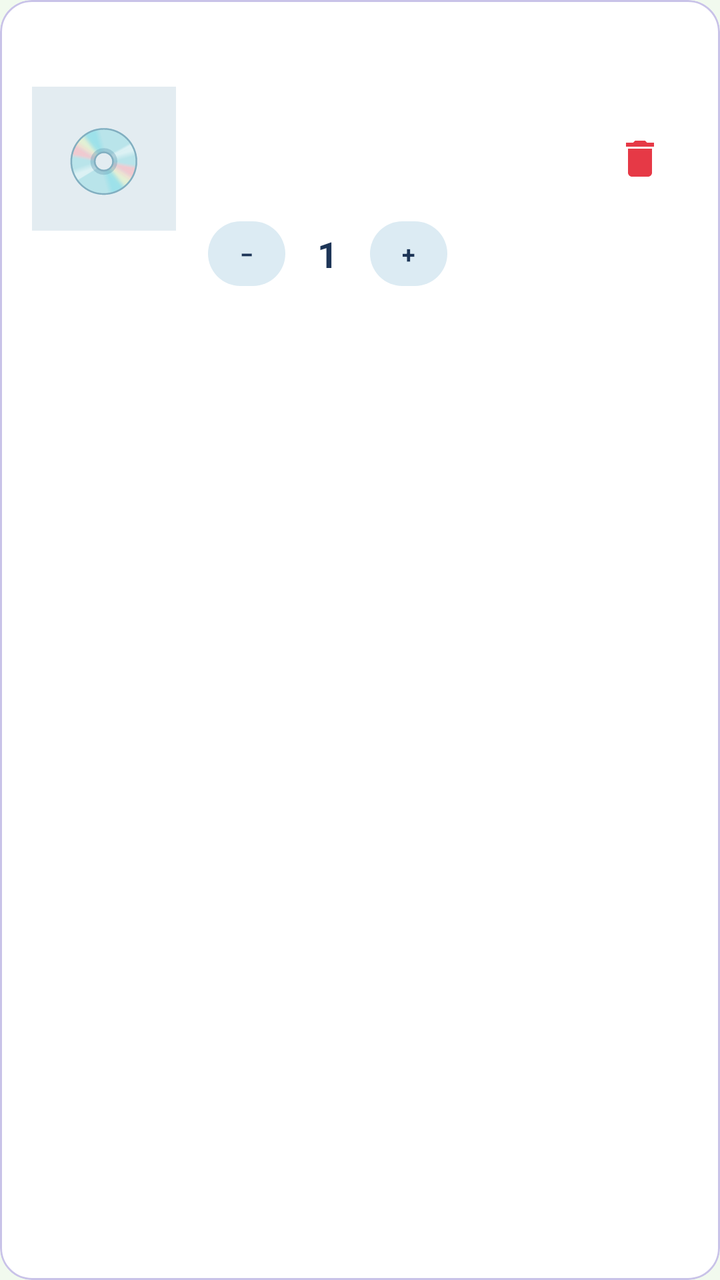
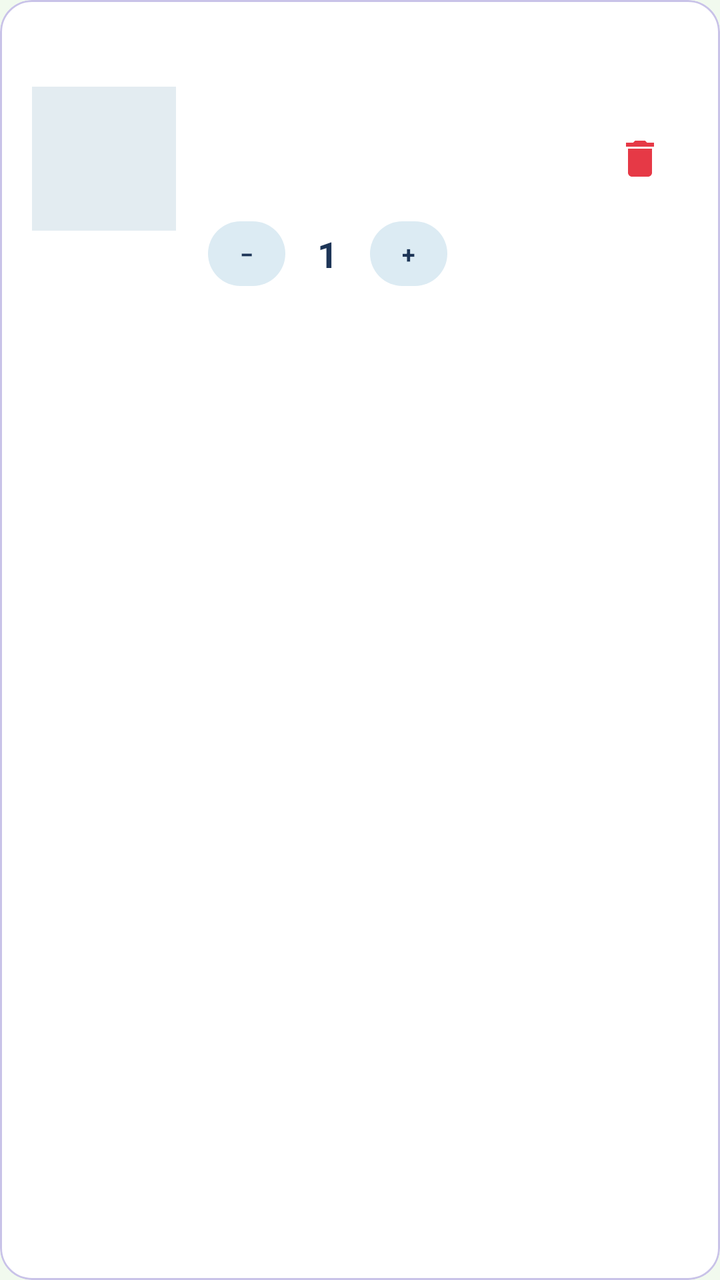

An Android layout rendered at two revisions. The XML below is the earlier revision; the diff shows what the commit changed to produce the second picture.
<!-- AndroidManifest.xml: application theme Theme.VinylCDVault -->
<!-- res/layout/item_cart.xml -->
<?xml version="1.0" encoding="utf-8"?>
<com.google.android.material.card.MaterialCardView
    xmlns:android="http://schemas.android.com/apk/res/android"
    xmlns:app="http://schemas.android.com/apk/res-auto"
    style="@style/Widget.Material3.CardView.Outlined"
    android:layout_width="match_parent"
    android:layout_height="wrap_content"
    android:layout_marginBottom="@dimen/spacing_small"
    app:cardBackgroundColor="@color/card_bg"
    app:cardCornerRadius="@dimen/corner_radius"
    app:strokeColor="@color/input_stroke">

    <LinearLayout
        android:layout_width="match_parent"
        android:layout_height="wrap_content"
        android:gravity="center_vertical"
        android:orientation="horizontal"
        android:padding="@dimen/spacing_medium">

        <TextView
            android:layout_width="72dp"
            android:layout_height="72dp"
            android:background="@drawable/bg_cover"
            android:gravity="center"
            android:text="💿"
            android:textSize="32sp" />

        <LinearLayout
            android:layout_width="0dp"
            android:layout_height="wrap_content"
            android:layout_marginStart="@dimen/spacing_medium"
            android:layout_weight="1"
            android:orientation="vertical">

            <TextView
                android:id="@+id/tvTitle"
                style="@style/App.Text.Subtitle"
                android:layout_width="match_parent"
                android:layout_height="wrap_content"
                android:ellipsize="end"
                android:maxLines="1" />

            <TextView
                android:id="@+id/tvArtist"
                style="@style/App.Text.Body"
                android:layout_width="match_parent"
                android:layout_height="wrap_content" />

            <TextView
                android:id="@+id/tvFormat"
                style="@style/App.Text.Small"
                android:layout_width="wrap_content"
                android:layout_height="wrap_content" />

            <TextView
                android:id="@+id/tvPrice"
                style="@style/App.Text.Price"
                android:layout_width="wrap_content"
                android:layout_height="wrap_content" />

            <LinearLayout
                android:layout_width="wrap_content"
                android:layout_height="wrap_content"
                android:layout_marginTop="@dimen/spacing_small"
                android:gravity="center_vertical"
                android:orientation="horizontal">

                <TextView
                    style="@style/App.Chip"
                    android:layout_width="wrap_content"
                    android:layout_height="wrap_content"
                    android:text="−" />

                <TextView
                    style="@style/App.Text.Subtitle"
                    android:layout_width="wrap_content"
                    android:layout_height="wrap_content"
                    android:layout_marginStart="@dimen/spacing_medium"
                    android:layout_marginEnd="@dimen/spacing_medium"
                    android:text="1" />

                <TextView
                    style="@style/App.Chip"
                    android:layout_width="wrap_content"
                    android:layout_height="wrap_content"
                    android:text="+" />
            </LinearLayout>
        </LinearLayout>

        <ImageView
            android:layout_width="@dimen/icon_button"
            android:layout_height="@dimen/icon_button"
            android:background="?attr/selectableItemBackgroundBorderless"
            android:contentDescription="@string/nav_cart"
            android:padding="12dp"
            android:src="@drawable/ic_delete"
            app:tint="@color/accent" />
    </LinearLayout>
</com.google.android.material.card.MaterialCardView>
<!-- resources referenced by this layout -->
<resources>
  <color name="accent">#E63946</color>
  <color name="card_bg" type="color">#FFFFFF</color>
  <color name="input_stroke" type="color">#C9C3E8</color>
  <dimen name="corner_radius">16dp</dimen>
  <dimen name="icon_button">48dp</dimen>
  <dimen name="spacing_medium">16dp</dimen>
  <dimen name="spacing_small">8dp</dimen>
  <!-- drawable bg_cover (drawable) -->
  <?xml version="1.0" encoding="utf-8"?>
  <shape xmlns:android="http://schemas.android.com/apk/res/android" android:shape="rectangle">
      <solid android:color="@color/surface_muted" />
  </shape>
  <!-- drawable ic_delete (drawable) -->
  <vector xmlns:android="http://schemas.android.com/apk/res/android" android:height="24dp" android:tint="#000000" android:viewportHeight="24" android:viewportWidth="24" android:width="24dp">
        
      <path android:fillColor="@android:color/white" android:pathData="M6,19c0,1.1 0.9,2 2,2h8c1.1,0 2,-0.9 2,-2V7H6v12zM19,4h-3.5l-1,-1h-5l-1,1H5v2h14V4z"/>
      
  </vector>
  <string name="nav_cart">Carrito</string>
  <style name="App.Chip">
          <item name="android:background">@drawable/bg_chip</item>
          <item name="android:paddingStart">@dimen/spacing_medium</item>
          <item name="android:paddingEnd">@dimen/spacing_medium</item>
          <item name="android:paddingTop">@dimen/spacing_small</item>
          <item name="android:paddingBottom">@dimen/spacing_small</item>
          <item name="android:textColor">@color/text_dark</item>
          <item name="android:textSize">@dimen/text_small</item>
          <item name="android:textStyle">bold</item>
      </style>
  <style name="App.Text.Body">
          <item name="android:textSize">@dimen/text_body</item>
          <item name="android:textColor">@color/text_secondary</item>
      </style>
  <style name="App.Text.Price">
          <item name="android:textSize">@dimen/text_subtitle</item>
          <item name="android:textColor">@color/accent_dark</item>
          <item name="android:textStyle">bold</item>
      </style>
  <style name="App.Text.Small">
          <item name="android:textSize">@dimen/text_small</item>
          <item name="android:textColor">@color/text_secondary</item>
      </style>
  <style name="App.Text.Subtitle">
          <item name="android:textSize">@dimen/text_subtitle</item>
          <item name="android:textColor">@color/text_dark</item>
          <item name="android:textStyle">bold</item>
      </style>
  <style name="Theme.VinylCDVault" parent="Theme.Material3.Light.NoActionBar">
          <item name="colorPrimary">@color/primary</item>
          <item name="colorOnPrimary">@color/white</item>
          <item name="colorSecondary">@color/accent</item>
          <item name="colorSecondaryContainer">@color/chip_bg</item>
          <item name="colorOnSecondaryContainer">@color/primary</item>
          <item name="colorOnSurfaceVariant">@color/text_secondary</item>
          <item name="android:windowBackground">@color/background_light</item>
          <item name="android:statusBarColor">@color/primary_dark</item>
      </style>
  <color name="surface_muted">#E3ECF1</color>
  <!-- drawable bg_chip (drawable) -->
  <?xml version="1.0" encoding="utf-8"?>
  <shape xmlns:android="http://schemas.android.com/apk/res/android"
      android:shape="rectangle">
      <solid android:color="@color/chip_bg" />
      <corners android:radius="50dp" />
  </shape>
  <color name="text_dark" type="color">#1D3557</color>
  <dimen name="text_small">12sp</dimen>
  <dimen name="text_body">16sp</dimen>
  <color name="text_secondary">#6B6785</color>
  <dimen name="text_subtitle">18sp</dimen>
  <color name="accent_dark">#C1121F</color>
  <color name="primary">#5B3FD1</color>
  <color name="white">#FFFFFF</color>
  <color name="chip_bg">#DCEBF3</color>
  <color name="background_light" type="color">#F1FAEE</color>
  <color name="primary_dark" type="color">#121212</color>
</resources>

<!-- the commit's change to res/layout/item_cart.xml (unified diff, before → after) -->
@@ -17,13 +17,13 @@
         android:orientation="horizontal"
         android:padding="@dimen/spacing_medium">
 
-        <TextView
+        <ImageView
+            android:id="@+id/ivCover"
             android:layout_width="72dp"
             android:layout_height="72dp"
             android:background="@drawable/bg_cover"
-            android:gravity="center"
-            android:text="💿"
-            android:textSize="32sp" />
+            android:scaleType="centerCrop"
+            android:contentDescription="@string/app_name" />
 
         <LinearLayout
             android:layout_width="0dp"
<!-- resource entries referenced after the edit -->
@@ -18,6 +18,7 @@
       <path android:fillColor="@android:color/white" android:pathData="M6,19c0,1.1 0.9,2 2,2h8c1.1,0 2,-0.9 2,-2V7H6v12zM19,4h-3.5l-1,-1h-5l-1,1H5v2h14V4z"/>
       
   </vector>
+  <string name="app_name">Vinyl Vault</string>
   <string name="nav_cart">Carrito</string>
   <style name="App.Chip">
           <item name="android:background">@drawable/bg_chip</item>
